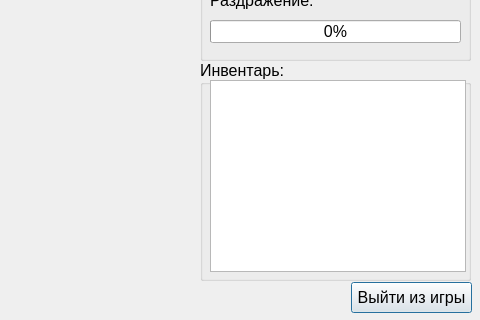
adildikov/Game_QT, file gamemainwindow.ui: the form before one commit; both pictures show x 520 to 1000 and y 230 to 550 of the 1000 by 550 pixel window.
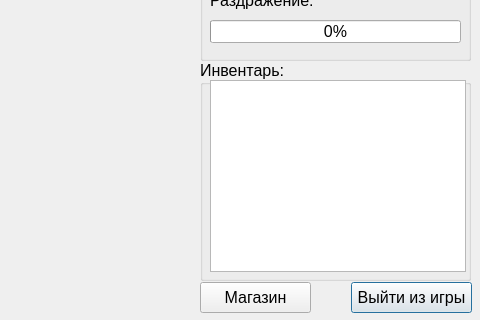
The form after the commit. Icons and pictures are not drawn.

Commit message: Added shop window and model

Diff of the .ui file:
```diff
--- a/gamemainwindow.ui
+++ b/gamemainwindow.ui
@@ -352,6 +352,24 @@
     </layout>
    </widget>
   </widget>
+  <widget class="QPushButton" name="Shop">
+   <property name="geometry">
+    <rect>
+     <x>720</x>
+     <y>512</y>
+     <width>111</width>
+     <height>31</height>
+    </rect>
+   </property>
+   <property name="font">
+    <font>
+     <pointsize>12</pointsize>
+    </font>
+   </property>
+   <property name="text">
+    <string>Магазин</string>
+   </property>
+  </widget>
  </widget>
  <resources/>
  <connections/>
```
The commit also changes 6 other files.
